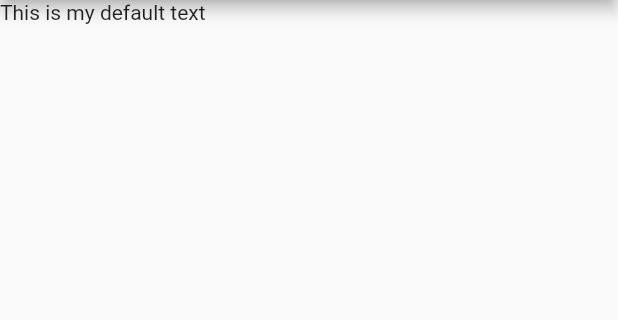
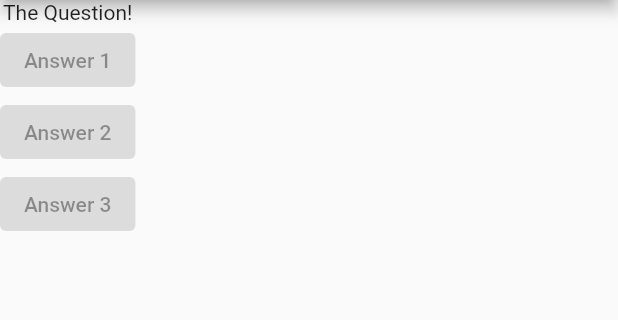
Before and after one commit to HassanKhan123/flutter-quiz-app, a Flutter app: the screen it shows after launch, on a phone screen of 412 x 824 dp, the part 84-404 px from its top. Run offline on Flutter 3.47's test engine with Material 2 defaults, Android fonts, the phone set to English and light mode, and no system bars.

```diff
--- a/lib/main.dart
+++ b/lib/main.dart
@@ -3,14 +3,28 @@ import "package:flutter/material.dart";
 void main() => runApp(MyApp());
 
 class MyApp extends StatelessWidget {
+  const MyApp({super.key});
+
   @override
   Widget build(BuildContext context) {
+    const questions = [
+      'What\'s your favorite color?',
+      'What\'s your favorite animal?'
+    ];
+
     return MaterialApp(
       home: Scaffold(
         appBar: AppBar(
-          title: Text('My First App'),
+          title: const Text('My First App'),
         ),
-        body: Text('This is my default text'),
+        body: Column(
+          children: const [
+            Text('The Question!'),
+            ElevatedButton(onPressed: null, child: Text('Answer 1')),
+            ElevatedButton(onPressed: null, child: Text('Answer 2')),
+            ElevatedButton(onPressed: null, child: Text('Answer 3')),
+          ],
+        ),
       ),
     );
   }
```
